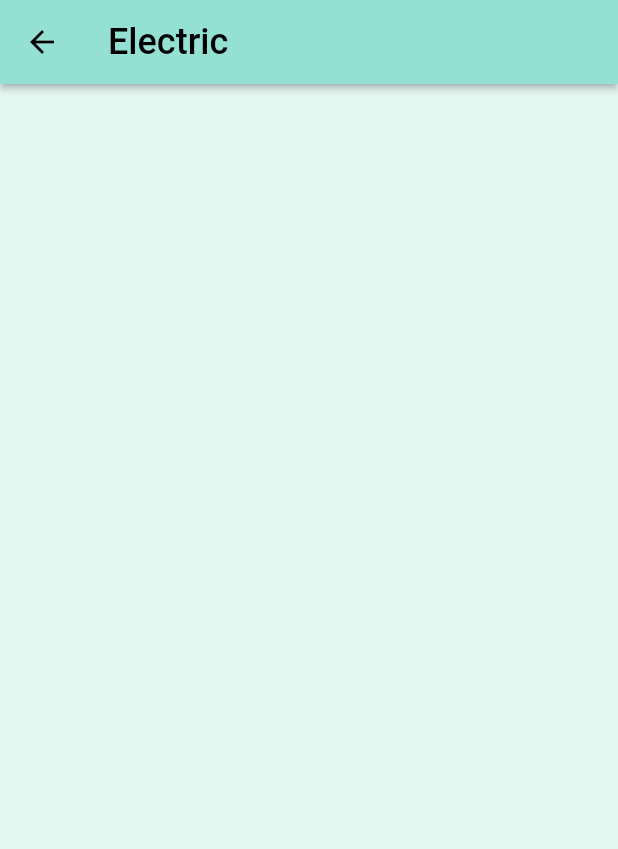
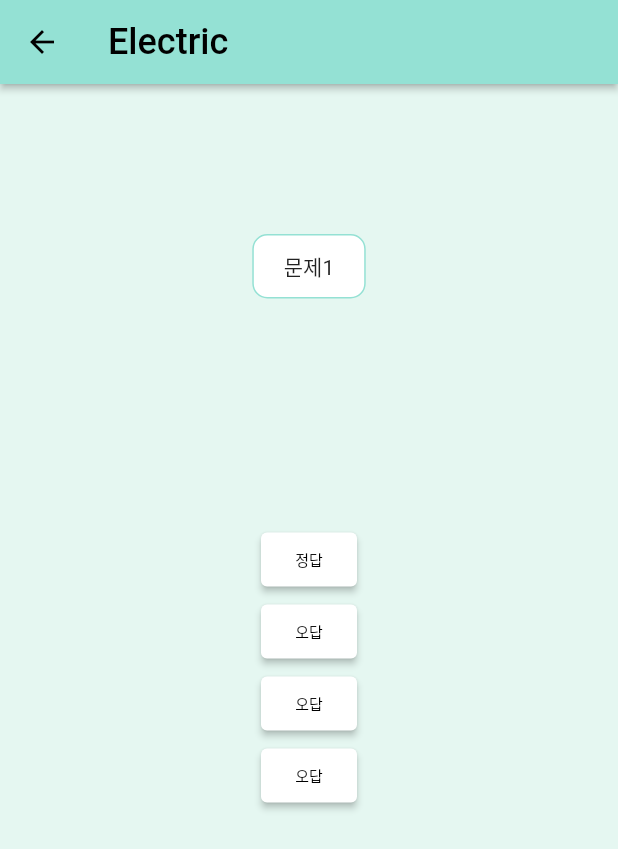
Before and after one commit to DSCHUFS/SolutionChallenge-2023-EduWithU, a Flutter app: the ChalElectricScreen screen opened directly, on a phone screen of 412 x 824 dp. Shown: the top 849 px of the screen. Run offline on Flutter 3.47's test engine with Material 2 defaults, Android fonts, the light colour scheme and no system bars.

Commit message:
Design the User Interface: Base

```diff
--- /dev/null
+++ b/lib/question_list.dart
@@ -0,0 +1,29 @@
+List<Map<String, dynamic>> questionList = [
+  {
+    'questionText': '문제1',
+    'answers': [
+      {'text': '정답', 'score': 1},
+      {'text': '오답', 'score': 0},
+      {'text': '오답', 'score': 0},
+      {'text': '오답', 'score': 0},
+    ],
+  },
+  {
+    'questionText': '문제2',
+    'answers': [
+      {'text': '오답', 'score': 0},
+      {'text': '정답', 'score': 1},
+      {'text': '오답', 'score': 0},
+      {'text': '오답', 'score': 0},
+    ],
+  },
+  {
+    'questionText': '문제3',
+    'answers': [
+      {'text': '오답', 'score': 0},
+      {'text': '오답', 'score': 0},
+      {'text': '정답', 'score': 1},
+      {'text': '오답', 'score': 0},
+    ],
+  },
+];
--- a/lib/screens/chal_electric_screen.dart
+++ b/lib/screens/chal_electric_screen.dart
@@ -1,3 +1,4 @@
+import 'package:eduwithu/question_list.dart';
 import 'package:flutter/material.dart';
 
 class ChalElectricScreen extends StatelessWidget {
@@ -18,6 +19,118 @@ class ChalElectricScreen extends StatelessWidget {
         ),
       ),
       backgroundColor: const Color(0xFFE5F7F1),
+      body: Center(
+        child: Column(
+          children: [
+            const SizedBox(height: 100),
+            Container(
+              padding: EdgeInsets.symmetric(
+                vertical: 10,
+                horizontal: 20,
+              ),
+              decoration: BoxDecoration(
+                color: Colors.white,
+                border: Border.all(color: Color(0xFF94E1D4)),
+                borderRadius: BorderRadius.circular(10),
+              ),
+              child: Text(questionList[0]["questionText"]),
+            ),
+            const SizedBox(height: 150),
+            ElevatedButton(
+              onPressed: () {},
+              child: Text(questionList[0]["answers"][0]["text"]),
+              style: ButtonStyle(
+                foregroundColor: MaterialStateProperty.all(Colors.black),
+                backgroundColor: MaterialStateProperty.resolveWith((states) {
+                  if (states.contains(MaterialState.pressed)) {
+                    return Color(0xFF94E1D4);
+                  } else {
+                    return Colors.white;
+                  }
+                }),
+                textStyle: MaterialStateProperty.resolveWith(
+                  (states) {
+                    if (states.contains(MaterialState.pressed)) {
+                      return TextStyle(fontSize: 16);
+                    } else {
+                      return TextStyle(fontSize: 10);
+                    }
+                  },
+                ),
+              ),
+            ),
+            ElevatedButton(
+              onPressed: () {},
+              child: Text(questionList[0]["answers"][1]["text"]),
+              style: ButtonStyle(
+                foregroundColor: MaterialStateProperty.all(Colors.black),
+                backgroundColor: MaterialStateProperty.resolveWith((states) {
+                  if (states.contains(MaterialState.pressed)) {
+                    return Color(0xFF94E1D4);
+                  } else {
+                    return Colors.white;
+                  }
+                }),
+                textStyle: MaterialStateProperty.resolveWith(
+                  (states) {
+                    if (states.contains(MaterialState.pressed)) {
+                      return TextStyle(fontSize: 16);
+                    } else {
+                      return TextStyle(fontSize: 10);
+                    }
+                  },
+                ),
+              ),
+            ),
+            ElevatedButton(
+              onPressed: () {},
+              child: Text(questionList[0]["answers"][2]["text"]),
+              style: ButtonStyle(
+                foregroundColor: MaterialStateProperty.all(Colors.black),
+                backgroundColor: MaterialStateProperty.resolveWith((states) {
+                  if (states.contains(MaterialState.pressed)) {
+                    return Color(0xFF94E1D4);
+                  } else {
+                    return Colors.white;
+                  }
+                }),
+                textStyle: MaterialStateProperty.resolveWith(
+                  (states) {
+                    if (states.contains(MaterialState.pressed)) {
+                      return TextStyle(fontSize: 16);
+                    } else {
+                      return TextStyle(fontSize: 10);
+                    }
+                  },
+                ),
+              ),
+            ),
+            ElevatedButton(
+              onPressed: () {},
+              child: Text(questionList[0]["answers"][3]["text"]),
+              style: ButtonStyle(
+                foregroundColor: MaterialStateProperty.all(Colors.black),
+                backgroundColor: MaterialStateProperty.resolveWith((states) {
+                  if (states.contains(MaterialState.pressed)) {
+                    return Color(0xFF94E1D4);
+                  } else {
+                    return Colors.white;
+                  }
+                }),
+                textStyle: MaterialStateProperty.resolveWith(
+                  (states) {
+                    if (states.contains(MaterialState.pressed)) {
+                      return TextStyle(fontSize: 16);
+                    } else {
+                      return TextStyle(fontSize: 10);
+                    }
+                  },
+                ),
+              ),
+            ),
+          ],
+        ),
+      ),
     );
   }
 }
```
